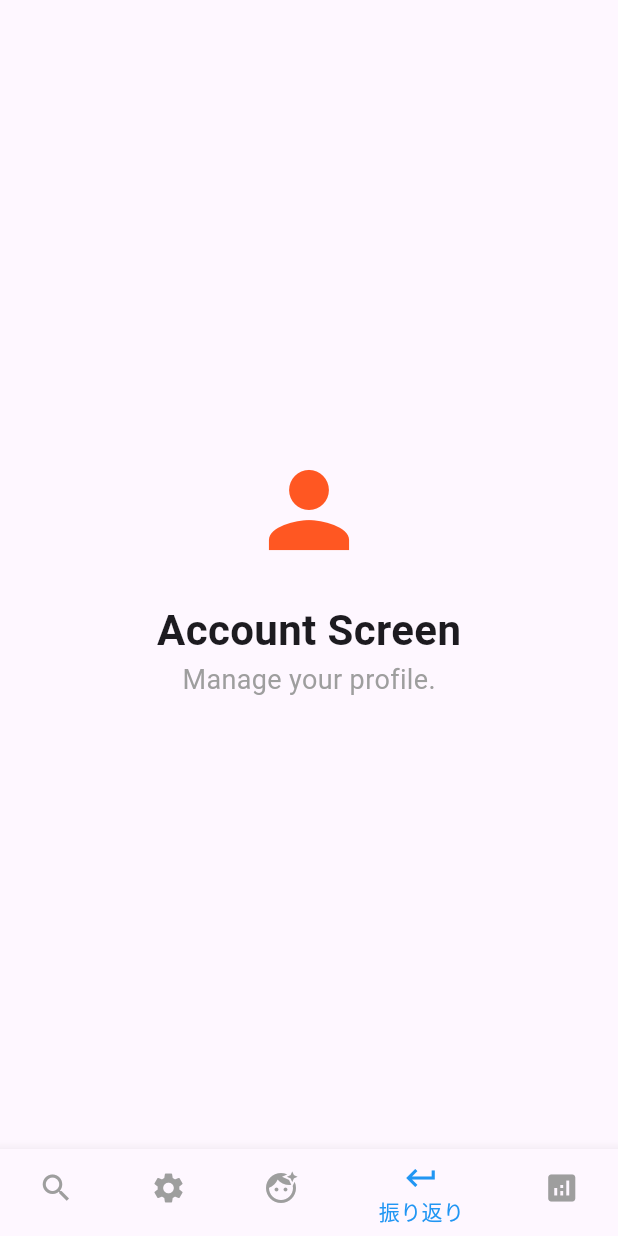
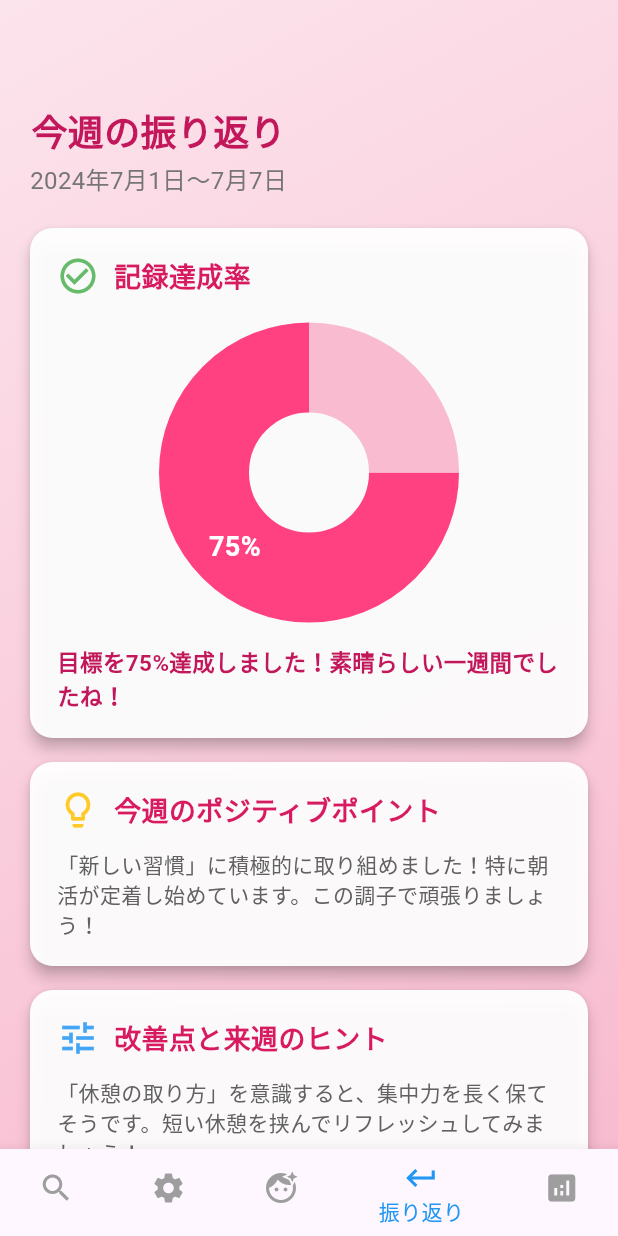
Before and after one commit to yukinkomob/Gakush, a Flutter app: the screen it shows after launch, swiped to page 4, on a phone screen of 412 x 824 dp. Run offline on Flutter 3.47's test engine with Material 3 defaults, Android fonts, the phone set to English and light mode, and no system bars; drawn by our look-alikes of fl_chart.

Commit message:
振り返り画面を追加

```diff
--- a/lib/main.dart
+++ b/lib/main.dart
@@ -2,10 +2,9 @@ import 'package:flutter/material.dart';
 import 'package:fl_chart/fl_chart.dart';
 import 'package:flutter_application_1/screens/settings_screen.dart';
 import './screens/chat_screen.dart';
-import './screens/student_home_screen.dart';
 import './screens/profile_screen.dart';
-import './screens/settings_screen.dart';
 import './screens/search_screen.dart';
+import './screens/review_screen.dart';
 
 void main() {
   runApp(const MyApp());
@@ -79,7 +78,7 @@ class _MainScreenState extends State<MainScreen> {
           SearchScreen(),
           SettingsScreen(),
           ProfileScreen(),
-          AccountScreen(),
+          ReviewScreen(),
           ChatScreen()
         ],
       ),
--- /dev/null
+++ b/lib/screens/review_screen.dart
@@ -0,0 +1,312 @@
+import 'package:flutter/material.dart';
+import 'package:fl_chart/fl_chart.dart'; // 進捗率のグラフ表示にFlChartを使用
+
+class ReviewScreen extends StatefulWidget {
+  @override
+  _ReviewScreenState createState() => _ReviewScreenState();
+}
+
+class _ReviewScreenState extends State<ReviewScreen> with SingleTickerProviderStateMixin {
+  late TabController _tabController;
+
+  @override
+  void initState() {
+    super.initState();
+    _tabController = TabController(length: 3, vsync: this); // 週、月、総評の3タブ
+  }
+
+  @override
+  void dispose() {
+    _tabController.dispose();
+    super.dispose();
+  }
+
+  @override
+  Widget build(BuildContext context) {
+    return Scaffold(
+      body: Container(
+        padding: EdgeInsets.fromLTRB(0, 50, 0, 0),
+        decoration: BoxDecoration(
+          gradient: LinearGradient(
+            colors: [Colors.pink.shade50, Colors.pink.shade100], // 淡いピンクのグラデーション
+            begin: Alignment.topLeft,
+            end: Alignment.bottomRight,
+          ),
+        ),
+        child: TabBarView(
+          controller: _tabController,
+          children: [
+            _buildWeeklyReview(),
+            _buildMonthlyReview(),
+            _buildOverallReview(),
+          ],
+        ),
+      ),
+    );
+  }
+
+  // 週の振り返りタブの内容
+  Widget _buildWeeklyReview() {
+    return SingleChildScrollView(
+      padding: const EdgeInsets.all(20.0),
+      child: Column(
+        crossAxisAlignment: CrossAxisAlignment.start,
+        children: [
+          _buildReviewHeader('今週の振り返り', '2024年7月1日〜7月7日'),
+          _buildInsightCard(
+            title: '記録達成率',
+            content: Column(
+              children: [
+                SizedBox(height: 30),
+                _buildProgressPieChart(0.75), // 例: 75%
+                SizedBox(height: 40),
+                Text('目標を75%達成しました！素晴らしい一週間でしたね！',
+                    textAlign: TextAlign.left,
+                    style: TextStyle(fontSize: 15, color: Colors.pink.shade700, fontWeight: FontWeight.bold)),
+              ],
+            ),
+            icon: Icons.check_circle_outline,
+            iconColor: Colors.green.shade400,
+          ),
+          _buildInsightCard(
+            title: '今週のポジティブポイント',
+            content: Text(
+              '「新しい習慣」に積極的に取り組めました！特に朝活が定着し始めています。この調子で頑張りましょう！',
+              style: TextStyle(fontSize: 14, color: Colors.grey.shade700),
+            ),
+            icon: Icons.lightbulb_outline,
+            iconColor: Colors.amber.shade400,
+          ),
+          _buildInsightCard(
+            title: '改善点と来週のヒント',
+            content: Text(
+              '「休憩の取り方」を意識すると、集中力を長く保てそうです。短い休憩を挟んでリフレッシュしてみましょう！',
+              style: TextStyle(fontSize: 14, color: Colors.grey.shade700),
+            ),
+            icon: Icons.tune,
+            iconColor: Colors.blue.shade400,
+          ),
+          SizedBox(height: 20),
+          _buildCuteIllustration('もっと自分を成長させよう！'),
+        ],
+      ),
+    );
+  }
+
+  // 月の振り返りタブの内容
+  Widget _buildMonthlyReview() {
+    return SingleChildScrollView(
+      padding: const EdgeInsets.all(20.0),
+      child: Column(
+        crossAxisAlignment: CrossAxisAlignment.start,
+        children: [
+          _buildReviewHeader('今月の振り返り', '2024年7月'),
+          _buildInsightCard(
+            title: '記録継続率',
+            content: Column(
+              children: [
+                _buildProgressPieChart(0.88), // 例: 88%
+                SizedBox(height: 10),
+                Text('記録継続率88%！着実に習慣化できていますね！',
+                    textAlign: TextAlign.center,
+                    style: TextStyle(fontSize: 15, color: Colors.pink.shade700, fontWeight: FontWeight.bold)),
+              ],
+            ),
+            icon: Icons.calendar_today_outlined,
+            iconColor: Colors.purple.shade400,
+          ),
+          _buildInsightCard(
+            title: '今月のハイライト',
+            content: Text(
+              '目標としていた「健康的な食生活」がかなり意識できるようになりました。自炊の回数も増え、体調が良い日が増えました！',
+              style: TextStyle(fontSize: 14, color: Colors.grey.shade700),
+            ),
+            icon: Icons.local_florist_outlined,
+            iconColor: Colors.green.shade400,
+          ),
+          _buildInsightCard(
+            title: '来月のチャレンジ',
+            content: Text(
+              '「新しいスキル習得」に焦点を当ててみましょう。オンライン講座を活用するのも良いですね！',
+              style: TextStyle(fontSize: 14, color: Colors.grey.shade700),
+            ),
+            icon: Icons.next_plan_outlined,
+            iconColor: Colors.orange.shade400,
+          ),
+          SizedBox(height: 20),
+          _buildCuteIllustration('毎日の積み重ねが未来を作る！'),
+        ],
+      ),
+    );
+  }
+
+  // 総評タブの内容
+  Widget _buildOverallReview() {
+    return SingleChildScrollView(
+      padding: const EdgeInsets.all(20.0),
+      child: Column(
+        crossAxisAlignment: CrossAxisAlignment.start,
+        children: [
+          _buildReviewHeader('あなたの成長の軌跡', '全体総評'),
+          _buildInsightCard(
+            title: 'Jibundamとの歩み',
+            content: Column(
+              crossAxisAlignment: CrossAxisAlignment.start,
+              children: [
+                Text(
+                  'Jibundamを使い始めて${DateTime.now().difference(DateTime(2024, 1, 1)).inDays}日が経ちました！', // ダミーの日数
+                  style: TextStyle(fontSize: 15, fontWeight: FontWeight.bold, color: Colors.pink.shade700),
+                ),
+                SizedBox(height: 8),
+                Text(
+                  'これまでの記録から、あなたは「継続力」と「自己改善意識」が特に高いことがわかります。素晴らしい才能ですね！',
+                  style: TextStyle(fontSize: 14, color: Colors.grey.shade700),
+                ),
+                SizedBox(height: 8),
+                Text(
+                  '特に、初期の目標だった「ストレス管理」が大きく改善されており、ポジティブな日が増えています。',
+                  style: TextStyle(fontSize: 14, color: Colors.grey.shade700),
+                ),
+              ],
+            ),
+            icon: Icons.favorite_border,
+            iconColor: Colors.red.shade400,
+          ),
+          _buildInsightCard(
+            title: '次なるステップへ',
+            content: Text(
+              'これまでの経験を活かして、さらに大きな目標に挑戦してみましょう！Jibundamはあなたの成長を全力でサポートします！',
+              style: TextStyle(fontSize: 14, color: Colors.grey.shade700),
+            ),
+            icon: Icons.rocket_launch_outlined,
+            iconColor: Colors.deepOrange.shade400,
+          ),
+          SizedBox(height: 20),
+          _buildCuteIllustration('これからも自分らしく輝こう！'),
+        ],
+      ),
+    );
+  }
+
+  // 振り返りセクションのヘッダー
+  Widget _buildReviewHeader(String title, String subtitle) {
+    return Padding(
+      padding: const EdgeInsets.only(bottom: 20.0),
+      child: Column(
+        crossAxisAlignment: CrossAxisAlignment.center,
+        children: [
+          Text(
+            title,
+            style: TextStyle(
+              fontSize: 24,
+              fontWeight: FontWeight.bold,
+              color: Colors.pink.shade700,
+            ),
+          ),
+          SizedBox(height: 4),
+          Text(
+            subtitle,
+            style: TextStyle(
+              fontSize: 16,
+              color: Colors.grey.shade600,
+            ),
+          ),
+        ],
+      ),
+    );
+  }
+
+  // 分析内容を示すカード
+  Widget _buildInsightCard({
+    required String title,
+    required Widget content,
+    required IconData icon,
+    required Color iconColor,
+  }) {
+    return Card(
+      margin: EdgeInsets.only(bottom: 16.0),
+      elevation: 4,
+      shape: RoundedRectangleBorder(
+        borderRadius: BorderRadius.circular(15),
+      ),
+      color: Colors.white.withOpacity(0.95), // 少し透明感のある白
+      child: Padding(
+        padding: const EdgeInsets.all(18.0),
+        child: Column(
+          crossAxisAlignment: CrossAxisAlignment.start,
+          children: [
+            Row(
+              children: [
+                Icon(icon, size: 28, color: iconColor),
+                SizedBox(width: 10),
+                Flexible(
+                  child: Text(
+                    title,
+                    style: TextStyle(
+                      fontSize: 18,
+                      fontWeight: FontWeight.bold,
+                      color: Colors.pink.shade600,
+                    ),
+                  ),
+                ),
+              ],
+            ),
+            SizedBox(height: 12),
+            content,
+          ],
+        ),
+      ),
+    );
+  }
+
+  // 円グラフ（進捗率）のウィジェット
+  Widget _buildProgressPieChart(double percentage) {
+    return Container(
+      height: 150,
+      child: PieChart(
+        PieChartData(
+          sections: [
+            PieChartSectionData(
+              color: Colors.pinkAccent,
+              value: percentage * 100,
+              title: '${(percentage * 100).toInt()}%',
+              radius: 60,
+              titleStyle: TextStyle(
+                fontSize: 18,
+                fontWeight: FontWeight.bold,
+                color: Colors.white,
+              ),
+            ),
+            PieChartSectionData(
+              color: Colors.pink.shade100,
+              value: (1 - percentage) * 100,
+              title: '',
+              radius: 60,
+            ),
+          ],
+          sectionsSpace: 0,
+          centerSpaceRadius: 40, // 中央の空白
+        ),
+      ),
+    );
+  }
+
+  // 可愛らしいイラスト表示
+  Widget _buildCuteIllustration(String message) {
+    return Center(
+      child: Column(
+        children: [
+          Text(
+            message,
+            textAlign: TextAlign.center,
+            style: TextStyle(
+              fontSize: 16,
+              fontWeight: FontWeight.bold,
+              color: Colors.pink.shade700,
+            ),
+          ),
+        ],
+      ),
+    );
+  }
+}
```
